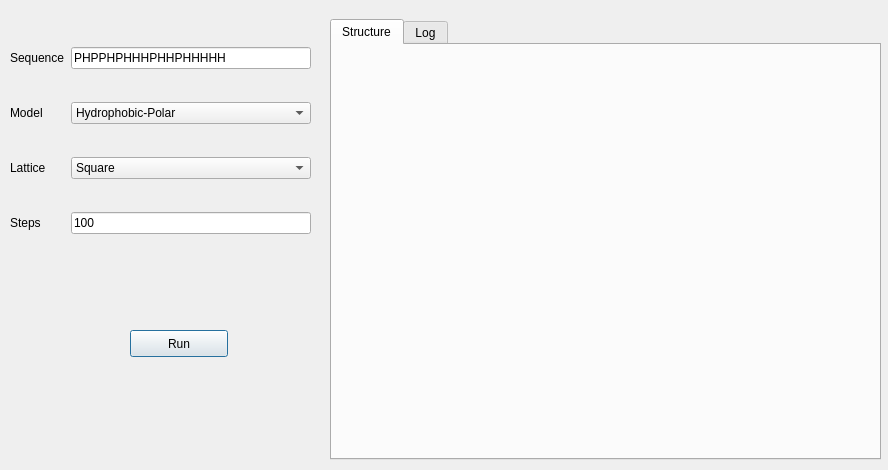
marktoakley/PyLatt, file pylatt/gui/_search_dialog.ui: the form before one commit.
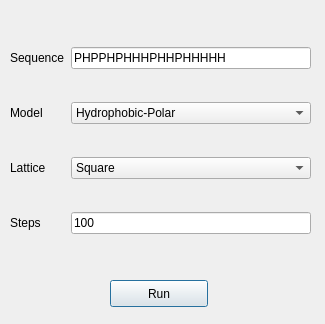
The form after the commit. Custom widgets are drawn as their Qt base class.

Commit message:
Multi-window GUI.
Gui includes separate widows for setting up and visualising searches.

The edit to the form file:
```diff
--- a/pylatt/gui/_search_dialog.ui
+++ b/pylatt/gui/_search_dialog.ui
@@ -6,8 +6,8 @@
    <rect>
     <x>0</x>
     <y>0</y>
-    <width>888</width>
-    <height>470</height>
+    <width>325</width>
+    <height>324</height>
    </rect>
   </property>
   <property name="sizePolicy">
@@ -25,8 +25,8 @@
   <widget class="QPushButton" name="pushButton">
    <property name="geometry">
     <rect>
-     <x>130</x>
-     <y>330</y>
+     <x>110</x>
+     <y>280</y>
      <width>98</width>
      <height>27</height>
     </rect>
@@ -135,58 +135,7 @@
     </item>
    </layout>
   </widget>
-  <widget class="QTabWidget" name="tabWidget">
-   <property name="geometry">
-    <rect>
-     <x>330</x>
-     <y>19</y>
-     <width>551</width>
-     <height>441</height>
-    </rect>
-   </property>
-   <property name="currentIndex">
-    <number>0</number>
-   </property>
-   <widget class="QWidget" name="tab">
-    <attribute name="title">
-     <string>Structure</string>
-    </attribute>
-    <widget class="matplotlibWidget" name="widget" native="true">
-     <property name="geometry">
-      <rect>
-       <x>10</x>
-       <y>10</y>
-       <width>521</width>
-       <height>391</height>
-      </rect>
-     </property>
-    </widget>
-   </widget>
-   <widget class="QWidget" name="tab_2">
-    <attribute name="title">
-     <string>Log</string>
-    </attribute>
-    <widget class="QTextEdit" name="log">
-     <property name="geometry">
-      <rect>
-       <x>13</x>
-       <y>7</y>
-       <width>521</width>
-       <height>391</height>
-      </rect>
-     </property>
-    </widget>
-   </widget>
-  </widget>
  </widget>
- <customwidgets>
-  <customwidget>
-   <class>matplotlibWidget</class>
-   <extends>QWidget</extends>
-   <header>matplotlibWidget</header>
-   <container>1</container>
-  </customwidget>
- </customwidgets>
  <resources/>
  <connections/>
 </ui>
```
The commit also changes 4 other files.
